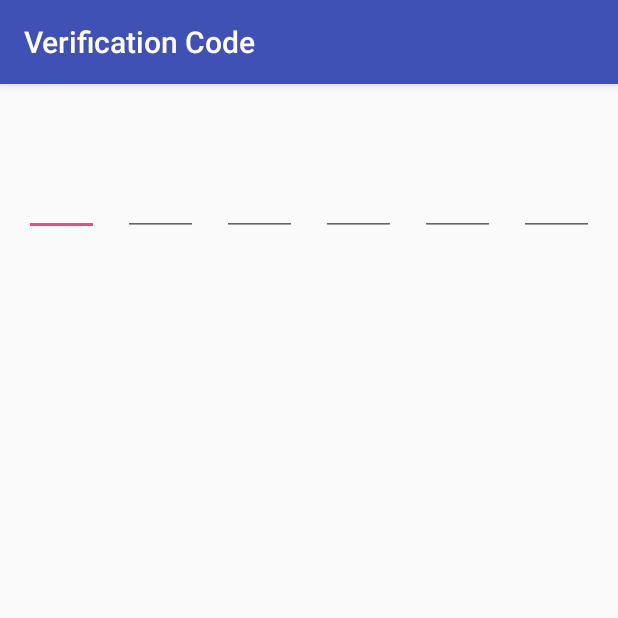
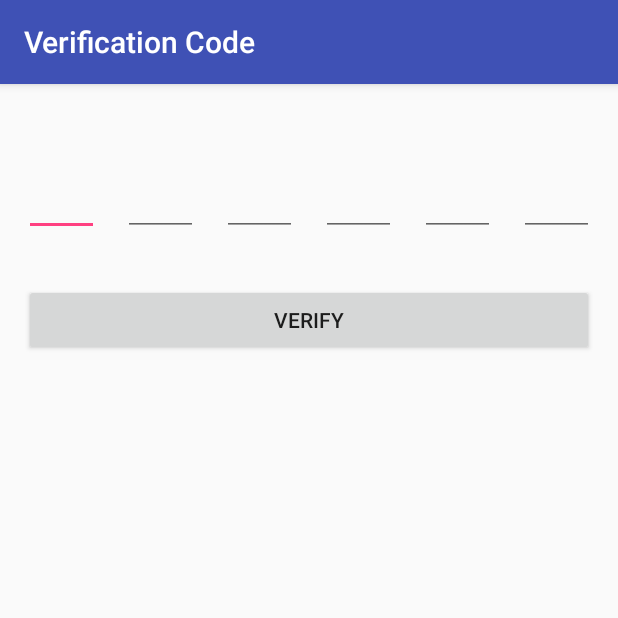
Before and after one commit to AUser000/food-project-demo, an Android app: the PhoneVerificationActivity screen opened directly, with no data from a screen before it, on a phone screen of 412 x 824 dp, the top half of it. Run offline under Robolectric (Android 15) with nearby library versions, the phone set to English and light mode, and no system bars; 1 statement that could not run was skipped.

Commit message:
remove loading UI for instant verification

```diff
--- a/app/src/main/java/com/example/foodprojectdemo/PhoneVerificationActivity.java
+++ b/app/src/main/java/com/example/foodprojectdemo/PhoneVerificationActivity.java
@@ -1,57 +1,40 @@
 package com.example.foodprojectdemo;
 
+import android.os.Bundle;
 import android.support.v7.app.AppCompatActivity;
-import android.os.Bundle;
-import android.util.Log;
 import android.view.View;
+import android.widget.EditText;
+import android.widget.TextView;
 
-import com.google.firebase.FirebaseException;
-import com.google.firebase.auth.PhoneAuthCredential;
-import com.google.firebase.auth.PhoneAuthProvider;
-
-import java.util.concurrent.TimeUnit;
+import static com.example.foodprojectdemo.RegisterActivity.EXTRA_SMS_CODE;
 
 public class PhoneVerificationActivity extends AppCompatActivity {
 
-    private PhoneAuthProvider.OnVerificationStateChangedCallbacks mCallbacks;
+    private static final int VERIFICATION_CODE_LENGTH = 6;
 
     @Override
     protected void onCreate(Bundle savedInstanceState) {
         super.onCreate(savedInstanceState);
         setContentView(R.layout.activity_phone_verification);
-
-        ///////////////////////////////////////////////////////////////////////////////////
-        mCallbacks = new PhoneAuthProvider.OnVerificationStateChangedCallbacks() {
-            @Override
-            public void onVerificationCompleted(PhoneAuthCredential phoneAuthCredential) {
-                Log.d("RegisterActivity", "onVerificationCompleted:" + phoneAuthCredential);
-            }
-
-            @Override
-            public void onVerificationFailed(FirebaseException e) {
-            }
-        };
-        ///////////////////////////////////////////////////////////////////////////////////
+        updateUIOnVerificationCompleted(getIntent().getStringExtra(EXTRA_SMS_CODE));
     }
 
-    public void registerPhoneNumber(String phoneNumber) {
-        PhoneAuthProvider.getInstance().verifyPhoneNumber(
-                phoneNumber,
-                60,
-                TimeUnit.SECONDS,
-                this,
-                mCallbacks
-        );
+    // fill EditText fields with smsCode
+    private void updateUIOnVerificationCompleted(String smsCode) {
+        EditText[] texts = new EditText[VERIFICATION_CODE_LENGTH];
+
+        texts[0] = findViewById(R.id.smsCode1);
+        texts[1] = findViewById(R.id.smsCode2);
+        texts[2] = findViewById(R.id.smsCode3);
+        texts[3] = findViewById(R.id.smsCode4);
+        texts[4] = findViewById(R.id.smsCode5);
+        texts[5] = findViewById(R.id.smsCode6);
+        for (int i = 0; i < VERIFICATION_CODE_LENGTH; i++) {
+            texts[i].setText(String.valueOf(smsCode.charAt(i)), TextView.BufferType.EDITABLE);
+        }
     }
 
-    public void register(View view) {
-
-        /*
-        StringBuilder builder = new StringBuilder();
-        builder.append(phoneCodeSpinner.getSelectedItem().toString());
-        builder.append(phoneNumber.getText().toString());
-        Log.d("RegisterActivity", "phoneNumber: " + builder.toString());
-        registerPhoneNumber(builder.toString());
-        */
+    public void verify(View view) {
+        finish();
     }
 }
--- a/app/src/main/res/layout/activity_phone_verification.xml
+++ b/app/src/main/res/layout/activity_phone_verification.xml
@@ -7,7 +7,7 @@
     tools:context=".PhoneVerificationActivity">
 
     <EditText
-        android:id="@+id/editText19"
+        android:id="@+id/smsCode1"
         android:layout_width="0dp"
         android:layout_height="wrap_content"
         android:layout_marginEnd="8dp"
@@ -15,78 +15,97 @@
         android:layout_marginTop="32dp"
         android:ems="10"
         android:inputType="numberSigned"
+        android:maxLength="1"
         android:textSize="36sp"
-        app:layout_constraintEnd_toStartOf="@+id/editText20"
+        app:layout_constraintEnd_toStartOf="@+id/smsCode2"
         app:layout_constraintStart_toStartOf="parent"
         app:layout_constraintTop_toTopOf="parent" />
 
     <EditText
-        android:id="@+id/editText21"
+        android:id="@+id/smsCode3"
         android:layout_width="0dp"
         android:layout_height="wrap_content"
         android:layout_marginEnd="8dp"
         android:layout_marginStart="8dp"
         android:layout_marginTop="32dp"
+        android:maxLength="1"
         android:textSize="36sp"
         android:ems="10"
         android:inputType="numberSigned"
-        app:layout_constraintEnd_toStartOf="@+id/editText22"
-        app:layout_constraintStart_toEndOf="@+id/editText20"
+        app:layout_constraintEnd_toStartOf="@+id/smsCode4"
+        app:layout_constraintStart_toEndOf="@+id/smsCode2"
         app:layout_constraintTop_toTopOf="parent" />
 
     <EditText
-        android:id="@+id/editText22"
+        android:id="@+id/smsCode4"
         android:layout_width="0dp"
         android:layout_height="wrap_content"
         android:layout_marginEnd="8dp"
         android:layout_marginStart="8dp"
         android:layout_marginTop="32dp"
+        android:maxLength="1"
         android:textSize="36sp"
         android:ems="10"
         android:inputType="numberSigned"
-        app:layout_constraintEnd_toStartOf="@+id/editText23"
-        app:layout_constraintStart_toEndOf="@+id/editText21"
+        app:layout_constraintEnd_toStartOf="@+id/smsCode5"
+        app:layout_constraintStart_toEndOf="@+id/smsCode3"
         app:layout_constraintTop_toTopOf="parent" />
 
     <EditText
-        android:id="@+id/editText23"
+        android:id="@+id/smsCode5"
         android:layout_width="0dp"
         android:layout_height="wrap_content"
         android:layout_marginEnd="8dp"
         android:layout_marginStart="8dp"
         android:layout_marginTop="32dp"
+        android:maxLength="1"
         android:textSize="36sp"
         android:ems="10"
         android:inputType="numberSigned"
-        app:layout_constraintEnd_toStartOf="@+id/editText24"
-        app:layout_constraintStart_toEndOf="@+id/editText22"
+        app:layout_constraintEnd_toStartOf="@+id/smsCode6"
+        app:layout_constraintStart_toEndOf="@+id/smsCode4"
         app:layout_constraintTop_toTopOf="parent" />
 
     <EditText
-        android:id="@+id/editText24"
+        android:id="@+id/smsCode6"
         android:layout_width="0dp"
         android:layout_height="wrap_content"
         android:layout_marginEnd="16dp"
         android:layout_marginStart="8dp"
         android:layout_marginTop="32dp"
+        android:maxLength="1"
         android:textSize="36sp"
         android:ems="10"
         android:inputType="numberSigned"
         app:layout_constraintEnd_toEndOf="parent"
-        app:layout_constraintStart_toEndOf="@+id/editText23"
+        app:layout_constraintStart_toEndOf="@+id/smsCode5"
         app:layout_constraintTop_toTopOf="parent" />
 
     <EditText
-        android:id="@+id/editText20"
+        android:id="@+id/smsCode2"
         android:layout_width="0dp"
         android:layout_height="wrap_content"
         android:layout_marginEnd="8dp"
         android:layout_marginStart="8dp"
         android:layout_marginTop="32dp"
+        android:maxLength="1"
         android:textSize="36sp"
         android:ems="10"
         android:inputType="numberSigned"
-        app:layout_constraintEnd_toStartOf="@+id/editText21"
-        app:layout_constraintStart_toEndOf="@+id/editText19"
+        app:layout_constraintEnd_toStartOf="@+id/smsCode3"
+        app:layout_constraintStart_toEndOf="@+id/smsCode1"
         app:layout_constraintTop_toTopOf="parent" />
+
+    <Button
+        android:id="@+id/verifyButton"
+        android:layout_width="0dp"
+        android:layout_height="wrap_content"
+        android:layout_marginEnd="16dp"
+        android:layout_marginStart="16dp"
+        android:layout_marginTop="32dp"
+        android:text="VERIFY"
+        android:onClick="verify"
+        app:layout_constraintEnd_toEndOf="parent"
+        app:layout_constraintStart_toStartOf="parent"
+        app:layout_constraintTop_toBottomOf="@+id/smsCode3" />
 </android.support.constraint.ConstraintLayout>
```
Also changed, not shown: app/src/main/java/com/example/foodprojectdemo/RegisterActivity.java (+80 -17 lines).
